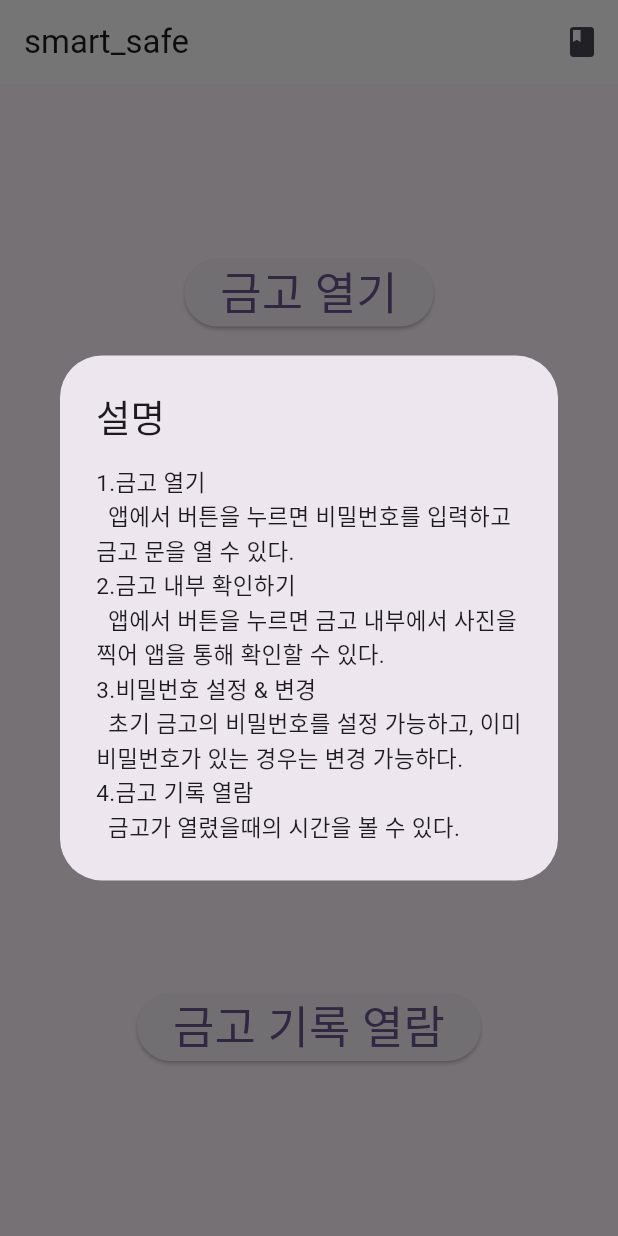
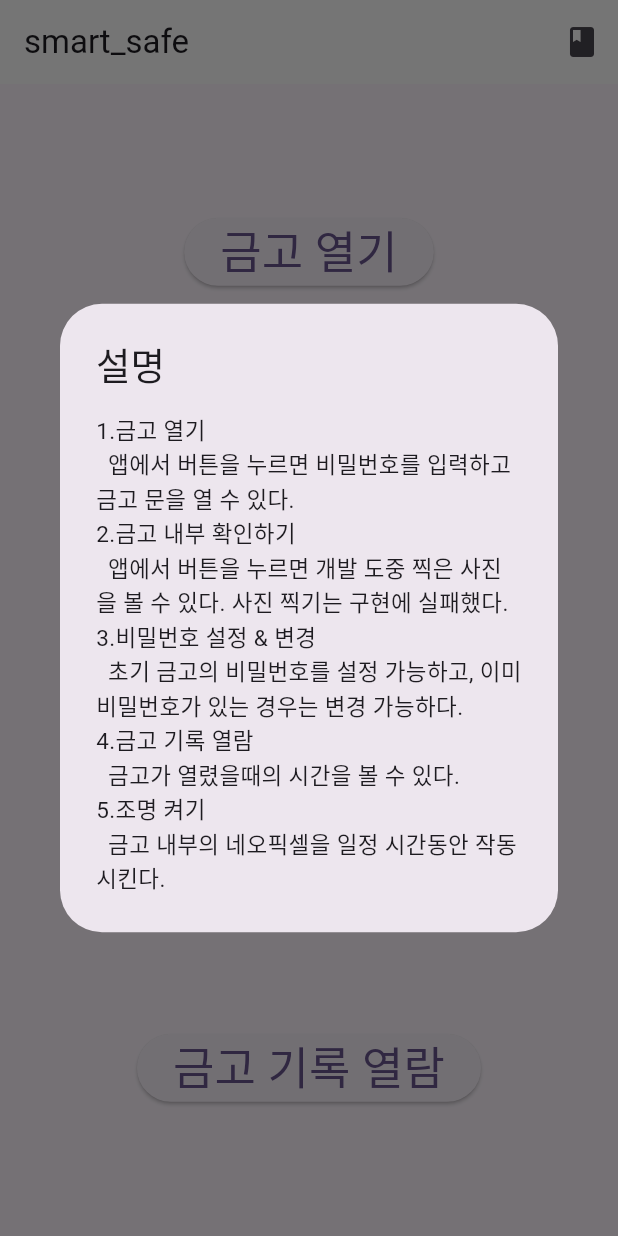
Before and after one commit to LIMCHAEJU/smart, a Flutter app: the screen it shows after launch, after a tap on the "book" icon, on a phone screen of 412 x 824 dp. Run offline on Flutter 3.47's test engine with Material 3 defaults, Android fonts, the phone set to English and light mode, and no system bars; our stand-ins replace firebase_core, firebase_database, firebase_storage; accounts and stored records are empty.

Commit message:
조명 추가

```diff
--- a/lib/home.dart
+++ b/lib/home.dart
@@ -56,7 +56,7 @@ class _MyHomePageState extends State<MyHomePage> {
             ElevatedButton(
                 onPressed: () async {
                   //파이어베이스의 사진 가져오기
-                  await _pictureRef.set('1');
+                  // await _pictureRef.set('1');
                   Navigator.push(
                       context,
                       MaterialPageRoute(
@@ -64,6 +64,19 @@ class _MyHomePageState extends State<MyHomePage> {
                 },
                 child: const Text(
                   '금고 내부 확인하기',
+                  style: TextStyle(fontSize: 30),
+                )),
+            ElevatedButton(
+                onPressed: () async {
+                  //파이어베이스의 사진 가져오기
+                  await _pictureRef.set('1');
+
+                  Future.delayed(Duration(seconds: 25), () async {
+                    await _pictureRef.set('0');
+                  });
+                },
+                child: const Text(
+                  '조명 켜기',
                   style: TextStyle(fontSize: 30),
                 )),
             ElevatedButton(
@@ -132,7 +145,7 @@ class _MyHomePageState extends State<MyHomePage> {
                     style: TextStyle(fontSize: 15),
                   ),
                   Text(
-                    '  앱에서 버튼을 누르면 금고 내부에서 사진을 찍어 앱을 통해 확인할 수 있다.',
+                    '  앱에서 버튼을 누르면 개발 도중 찍은 사진을 볼 수 있다. 사진 찍기는 구현에 실패했다.',
                     style: TextStyle(fontSize: 15),
                   ),
                   Text(
@@ -149,6 +162,14 @@ class _MyHomePageState extends State<MyHomePage> {
                   ),
                   Text(
                     '  금고가 열렸을때의 시간을 볼 수 있다.',
+                    style: TextStyle(fontSize: 15),
+                  ),
+                  Text(
+                    '5.조명 켜기',
+                    style: TextStyle(fontSize: 15),
+                  ),
+                  Text(
+                    '  금고 내부의 네오픽셀을 일정 시간동안 작동시킨다.',
                     style: TextStyle(fontSize: 15),
                   ),
                 ],
@@ -201,6 +222,10 @@ void _showPasswordInputDialog(
                         .format(now.toUtc().add(Duration(hours: 9)))
                         .toString();
                 await historyRef.push().set(formattedTime);
+
+                Future.delayed(Duration(seconds: 10), () async {
+                  await openRef.set('0');
+                });
 
                 Navigator.of(context).pop();
                 ScaffoldMessenger.of(context).showSnackBar(
```
